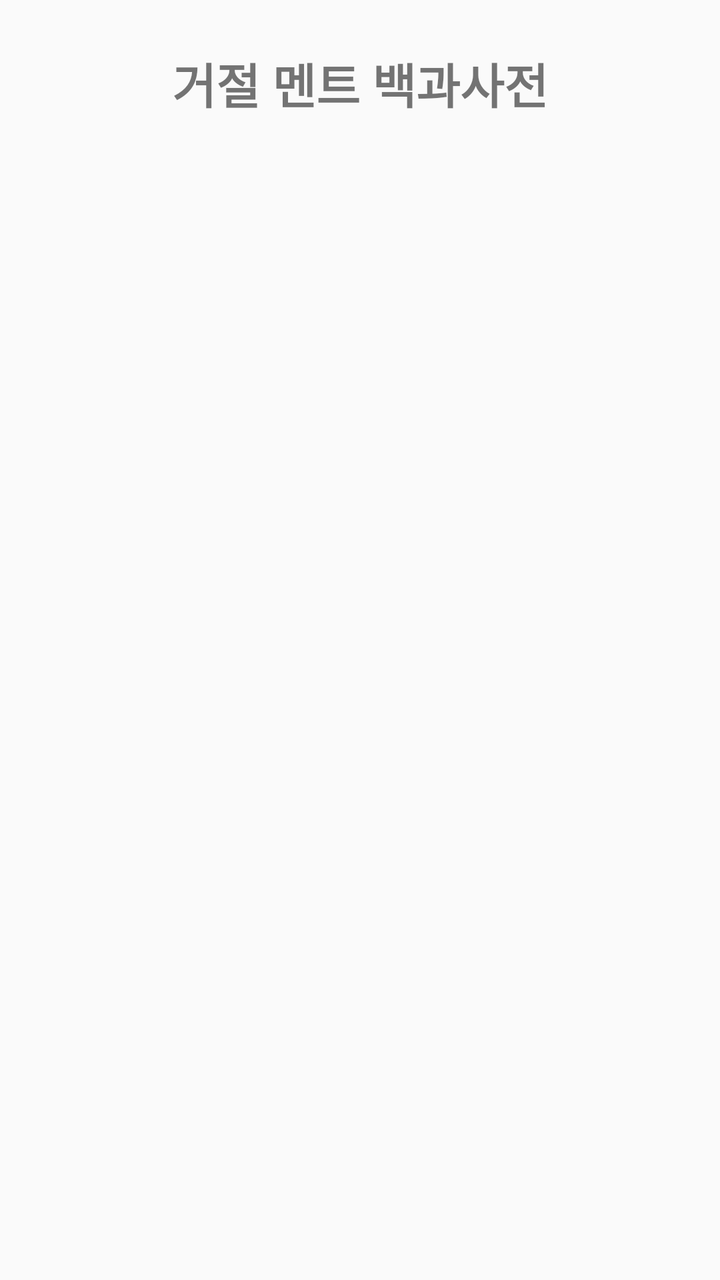
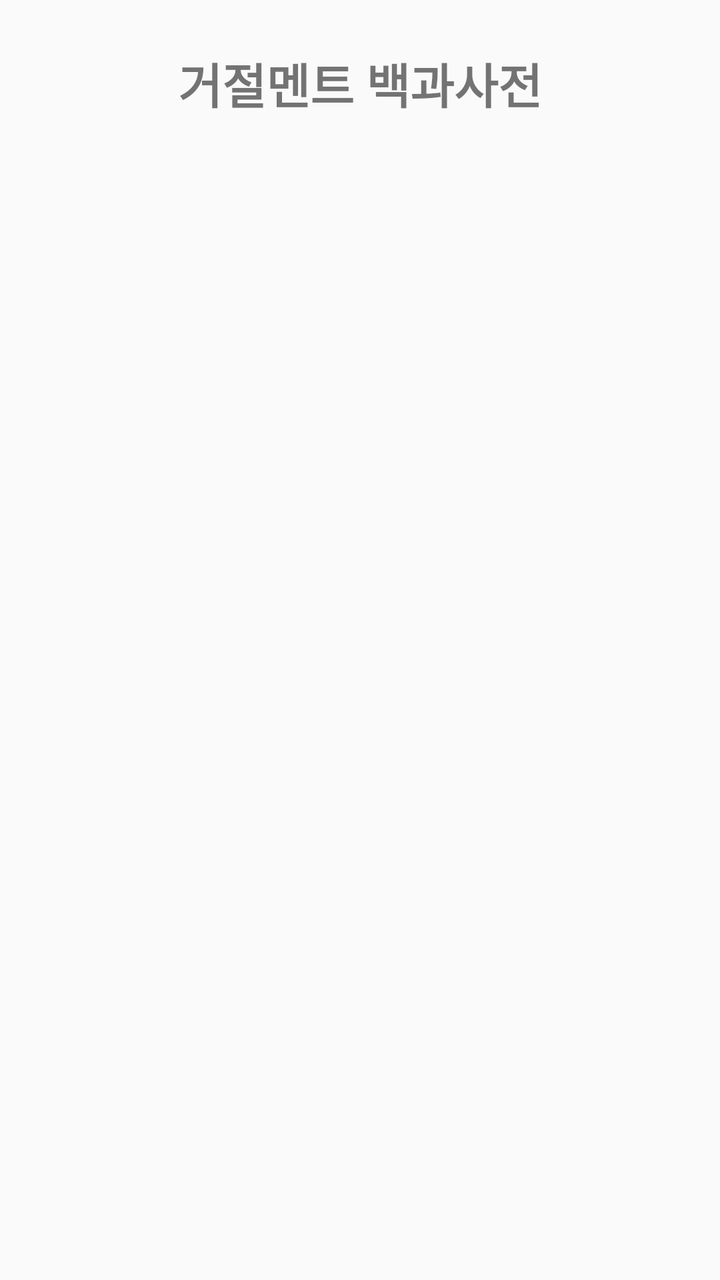

Compare the two renders of this Android layout. The source of the first and the diff that turns it into the second are given below.
<!-- AndroidManifest.xml: activity theme Theme.NopeNotes -->
<!-- res/layout/activity_main.xml -->
<?xml version="1.0" encoding="utf-8"?>
<androidx.constraintlayout.widget.ConstraintLayout xmlns:android="http://schemas.android.com/apk/res/android"
    xmlns:app="http://schemas.android.com/apk/res-auto"
    xmlns:tools="http://schemas.android.com/tools"
    android:layout_width="match_parent"
    android:layout_height="match_parent"
    tools:context=".MainActivity">

    <TextView
        android:id="@+id/tvTitle"
        android:layout_width="wrap_content"
        android:layout_height="wrap_content"
        android:layout_marginTop="24dp"
        android:text="거절 멘트 백과사전"
        android:textSize="24sp"
        android:textStyle="bold"
        app:layout_constraintEnd_toEndOf="parent"
        app:layout_constraintStart_toStartOf="parent"
        app:layout_constraintTop_toTopOf="parent" />

    <androidx.recyclerview.widget.RecyclerView
        android:id="@+id/recyclerView"
        android:layout_width="0dp"
        android:layout_height="0dp"
        android:layout_marginStart="16dp"
        android:layout_marginTop="16dp"
        android:layout_marginEnd="16dp"
        android:layout_marginBottom="16dp"
        app:layout_constraintBottom_toBottomOf="parent"
        app:layout_constraintEnd_toEndOf="parent"
        app:layout_constraintStart_toStartOf="parent"
        app:layout_constraintTop_toBottomOf="@+id/tvTitle" />

</androidx.constraintlayout.widget.ConstraintLayout>
<!-- resources referenced by this layout -->
<resources>
  <style name="Theme.NopeNotes" parent="Theme.AppCompat.Light.NoActionBar">
          
          <item name="colorPrimary">@color/purple_500</item>
          <item name="colorPrimaryDark">@color/purple_700</item>
          <item name="colorAccent">@color/teal_200</item>
      </style>
  <color name="purple_500">#FF6200EE</color>
  <color name="purple_700">#FF3700B3</color>
  <color name="teal_200">#FF03DAC5</color>
</resources>

<!-- the commit's change to res/layout/activity_main.xml (unified diff, before → after) -->
@@ -11,7 +11,7 @@
         android:layout_width="wrap_content"
         android:layout_height="wrap_content"
         android:layout_marginTop="24dp"
-        android:text="거절 멘트 백과사전"
+        android:text="거절멘트 백과사전"
         android:textSize="24sp"
         android:textStyle="bold"
         app:layout_constraintEnd_toEndOf="parent"
